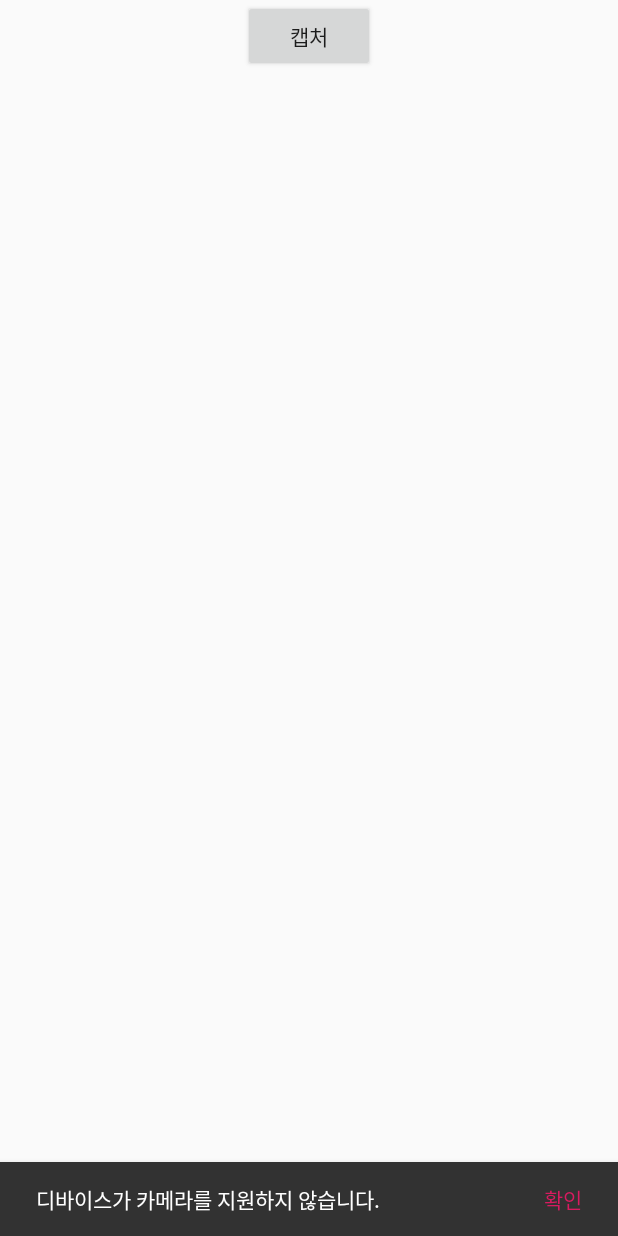
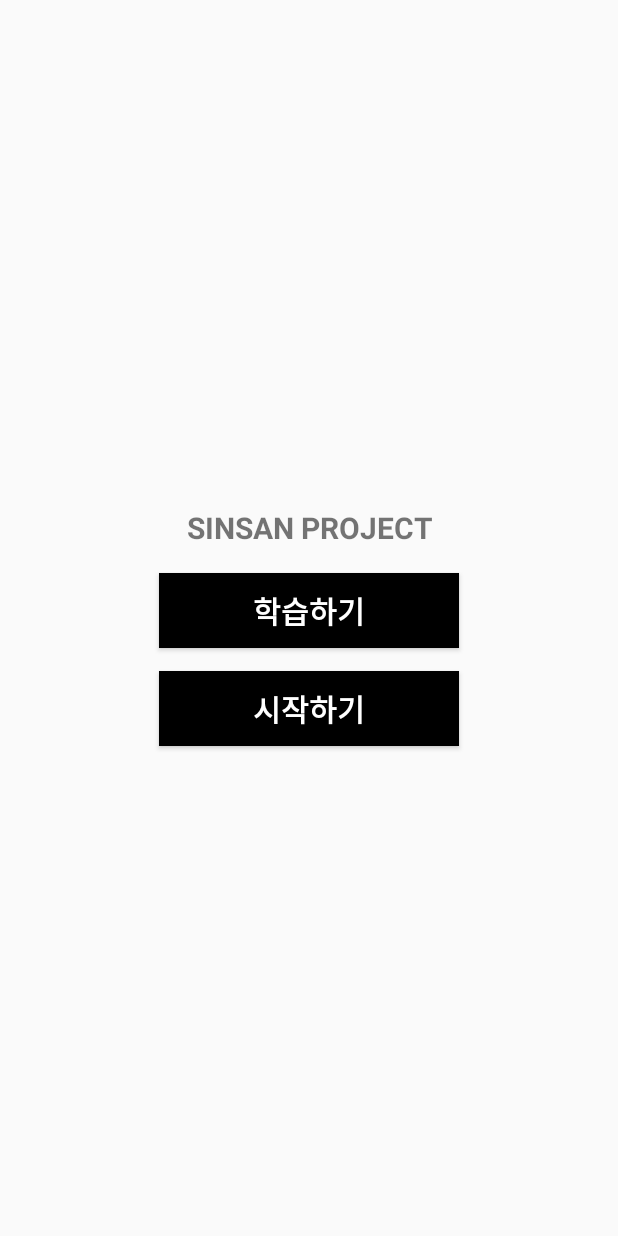
Before and after one commit to CJW23/HadicapedNavigation, an Android app: the screen it shows after launch (MainActivity before the commit, StartActivity after it), on a phone screen of 412 x 824 dp. Run offline under Robolectric (Android 15) with nearby library versions, the phone set to English and light mode, and no system bars.

Commit message:
UI and saving management

```diff
--- a/HadicapedNavigation-master/SinTest/app/src/main/AndroidManifest.xml
+++ b/HadicapedNavigation-master/SinTest/app/src/main/AndroidManifest.xml
@@ -13,13 +13,14 @@
         android:roundIcon="@mipmap/ic_launcher_round"
         android:supportsRtl="true"
         android:theme="@style/AppTheme">
-        <activity android:name=".MainActivity">
+        <activity android:name=".StartActivity">
             <intent-filter>
                 <action android:name="android.intent.action.MAIN" />
 
                 <category android:name="android.intent.category.LAUNCHER" />
             </intent-filter>
         </activity>
+        <activity android:name=".MainActivity"></activity>
     </application>
 
 </manifest>
--- a/HadicapedNavigation-master/SinTest/app/src/main/java/com/example/inwif/sintest/CameraPreview.java
+++ b/HadicapedNavigation-master/SinTest/app/src/main/java/com/example/inwif/sintest/CameraPreview.java
@@ -333,11 +333,11 @@ class CameraPreview extends ViewGroup implements SurfaceHolder.Callback {
             options.inPreferredConfig = Bitmap.Config.ARGB_8888;
             Bitmap bitmap = BitmapFactory.decodeByteArray( data, 0, data.length, options);
 
-
             //이미지를 디바이스 방향으로 회전
             Matrix matrix = new Matrix();
             matrix.postRotate(orientation);
-            bitmap =  Bitmap.createBitmap(bitmap, 0, 0, w, h, matrix, true);
+            bitmap = Bitmap.createBitmap(bitmap, 0, 0, w, h, matrix, true);
+            bitmap = Bitmap.createScaledBitmap(bitmap, 300, 400, true);
 
             //bitmap을 byte array로 변환
             ByteArrayOutputStream stream = new ByteArrayOutputStream();
@@ -354,7 +354,6 @@ class CameraPreview extends ViewGroup implements SurfaceHolder.Callback {
                 @Override
                 public void onResponse(String response) {
                     try {
-                        Log.d("cccsdsdsd","cccsdsdsd");
                         JSONObject jsonResponse = new JSONObject(response);
                         String success = jsonResponse.getString("success");
                         if(success.equals("ss") )
@@ -373,7 +372,7 @@ class CameraPreview extends ViewGroup implements SurfaceHolder.Callback {
 
 
             //파일로 저장
-            new SaveImageTask().execute(currentData);
+            // new SaveImageTask().execute(currentData);
 
         }
     };
@@ -408,9 +407,9 @@ class CameraPreview extends ViewGroup implements SurfaceHolder.Callback {
                 mCamera.startPreview();
 
                 // 갤러리에 반영
-                Intent mediaScanIntent = new Intent( Intent.ACTION_MEDIA_SCANNER_SCAN_FILE);
-                mediaScanIntent.setData(Uri.fromFile(outputFile));
-                getContext().sendBroadcast(mediaScanIntent);
+                // Intent mediaScanIntent = new Intent( Intent.ACTION_MEDIA_SCANNER_SCAN_FILE);
+                // mediaScanIntent.setData(Uri.fromFile(outputFile));
+                // getContext().sendBroadcast(mediaScanIntent);
 
                 try {
                     mCamera.setPreviewDisplay(mHolder);
--- a/HadicapedNavigation-master/SinTest/app/src/main/java/com/example/inwif/sintest/SendImage_request.java
+++ b/HadicapedNavigation-master/SinTest/app/src/main/java/com/example/inwif/sintest/SendImage_request.java
@@ -13,7 +13,8 @@ public class SendImage_request extends StringRequest {
     private Map<String, String> parameters;
 
     public SendImage_request(String image, String name, Response.Listener<String> listener) {
-        super(Method.POST, URL, listener, null);
+        super(Method.POST, URL
+                , listener, null);
         parameters = new HashMap<>();
         parameters.put("image", image);
         Log.d("sdsds","wwd");
--- /dev/null
+++ b/HadicapedNavigation-master/SinTest/app/src/main/java/com/example/inwif/sintest/StartActivity.java
@@ -0,0 +1,33 @@
+package com.example.inwif.sintest;
+
+import android.content.Intent;
+import android.support.v7.app.AppCompatActivity;
+import android.os.Bundle;
+import android.view.View;
+import android.widget.Button;
+
+import static android.content.Intent.FLAG_ACTIVITY_REORDER_TO_FRONT;
+
+public class StartActivity extends AppCompatActivity {
+
+    private Button startButton;
+    private Button trainingButton;
+
+    @Override
+    protected void onCreate(Bundle savedInstanceState) {
+        super.onCreate(savedInstanceState);
+        setContentView(R.layout.activity_start);
+
+        startButton = findViewById(R.id.startButton);
+        trainingButton = findViewById(R.id.trainingButton);
+
+        startButton.setOnClickListener(new View.OnClickListener() {
+            @Override
+            public void onClick(View v) {
+                Intent intent = new Intent(StartActivity.this, MainActivity.class);
+                intent.setFlags(FLAG_ACTIVITY_REORDER_TO_FRONT);
+                StartActivity.this.startActivity(intent);
+            }
+        });
+    }
+}
--- /dev/null
+++ b/HadicapedNavigation-master/SinTest/app/src/main/res/layout/activity_start.xml
@@ -0,0 +1,40 @@
+<?xml version="1.0" encoding="utf-8"?>
+<LinearLayout xmlns:android="http://schemas.android.com/apk/res/android"
+    xmlns:app="http://schemas.android.com/apk/res-auto"
+    xmlns:tools="http://schemas.android.com/tools"
+    android:layout_width="match_parent"
+    android:layout_height="match_parent"
+    android:orientation="vertical"
+    android:gravity="center"
+    tools:context=".StartActivity">
+    <TextView
+        android:layout_width="match_parent"
+        android:layout_height="50dp"
+        android:gravity="center"
+        android:text="SINSAN PROJECT"
+        android:textSize="20dp"
+        android:textStyle="bold"/>
+
+    <Button
+        android:id="@+id/trainingButton"
+        android:layout_width="200dp"
+        android:layout_height="50dp"
+        android:layout_marginTop="5dp"
+        android:background="#000000"
+        android:text="학습하기"
+        android:textColor="#ffffff"
+        android:textSize="20dp"
+        android:textStyle="bold" />
+
+    <Button
+        android:id="@+id/startButton"
+        android:layout_width="200dp"
+        android:layout_height="50dp"
+        android:layout_marginTop="15dp"
+        android:background="#000000"
+        android:text="시작하기"
+        android:textColor="#ffffff"
+        android:textSize="20dp"
+        android:textStyle="bold" />
+
+</LinearLayout>
```
Also changed, not shown: 1473 other files.
